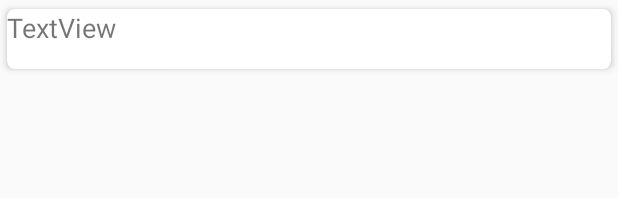
After one commit to franxulito/SteamRetrofit, an Android app: the layout row.xml on its own in the app's theme, with its tools: preview values and no code run, on a phone screen of 412 x 824 dp. The commit adds this screen. Shown: the top 198 px of the screen. Run offline under Robolectric (Android 15) with nearby library versions, the phone set to English and light mode, and no system bars.

Commit message:
Changes in the layout

```diff
--- a/app/build.gradle
+++ b/app/build.gradle
@@ -38,5 +38,6 @@ dependencies {
     compile 'io.reactivex:rxjava:1.1.6'
     compile 'io.reactivex:rxandroid:1.2.1'
     compile 'com.squareup.retrofit2:adapter-rxjava:2.1.0'
-
+    compile "com.android.support:recyclerview-v7:$android_version"
+    implementation 'com.android.support:cardview-v7:26.1.0'
 }
--- /dev/null
+++ b/app/src/main/res/layout/row.xml
@@ -0,0 +1,22 @@
+<?xml version="1.0" encoding="utf-8"?>
+<android.support.v7.widget.CardView xmlns:android="http://schemas.android.com/apk/res/android"
+    xmlns:card_view="http://schemas.android.com/apk/res-auto"
+    android:layout_width="match_parent"
+    android:layout_height="wrap_content"
+    card_view:cardCornerRadius="5dp"
+    card_view:cardElevation="3dp"
+    card_view:cardUseCompatPadding="true">
+
+    <LinearLayout xmlns:android="http://schemas.android.com/apk/res/android"
+        android:layout_width="match_parent"
+        android:layout_height="wrap_content">
+
+        <TextView
+            android:id="@+id/tvNameRow"
+            android:layout_width="121dp"
+            android:layout_height="40dp"
+            android:text="TextView"
+            android:textSize="18sp" />
+
+    </LinearLayout>
+</android.support.v7.widget.CardView>
--- a/build.gradle
+++ b/build.gradle
@@ -2,6 +2,8 @@
 
 buildscript {
     ext.kotlin_version = '1.1.51'
+    // android
+    ext.android_version = '26.1.0'
     repositories {
         google()
         jcenter()
```
Also changed, not shown: app/src/main/java/net/azarquiel/steamretrofixrx/adapters/CustomAdapterAllGames.kt (added, +68 -0 lines), app/src/main/res/layout/activity_main.xml (+18 -10 lines), 108 other files.
